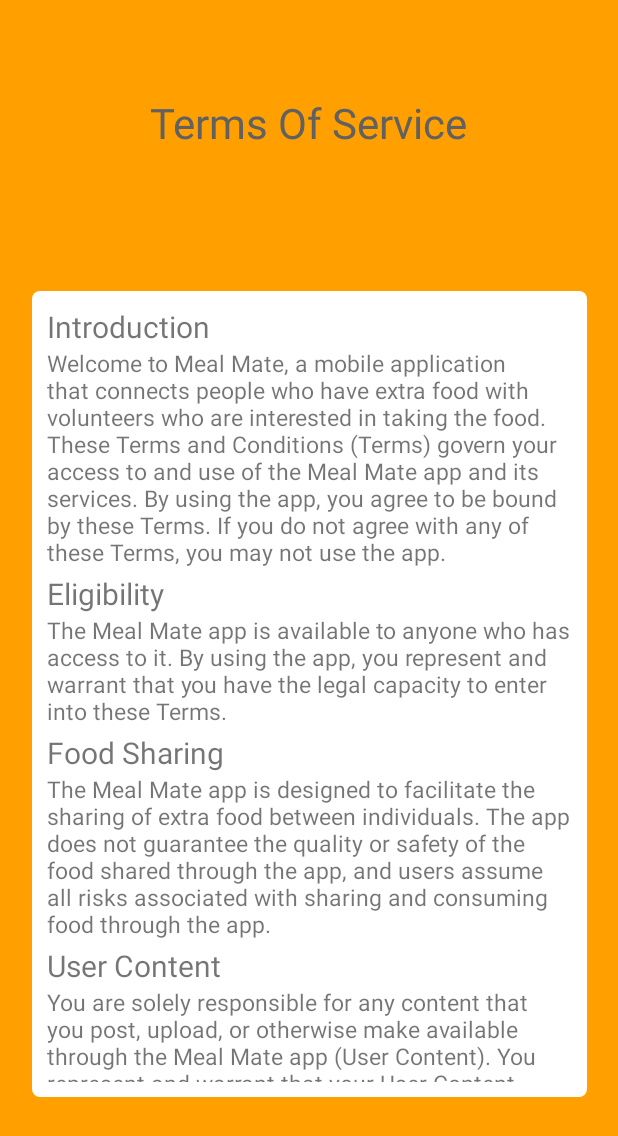
After one commit to Nipun44/Meal-Mate, an Android app: the TermsAndConditions screen opened directly, with no data from a screen before it, on a phone screen of 412 x 824 dp. The commit adds this screen. Shown: the top 1136 px of the screen. Run offline under Robolectric (Android 15) with nearby library versions, the phone set to English and light mode, and no system bars.

Commit message:
about us and terms and conditions completed

```diff
--- /dev/null
+++ b/app/src/main/java/com/example/mealmate/TermsAndConditions.kt
@@ -0,0 +1,11 @@
+package com.example.mealmate
+
+import androidx.appcompat.app.AppCompatActivity
+import android.os.Bundle
+
+class TermsAndConditions : AppCompatActivity() {
+    override fun onCreate(savedInstanceState: Bundle?) {
+        super.onCreate(savedInstanceState)
+        setContentView(R.layout.activity_terms_and_conditions)
+    }
+}
--- /dev/null
+++ b/app/src/main/res/drawable/about_us_border.xml
@@ -0,0 +1,6 @@
+<?xml version="1.0" encoding="utf-8"?>
+<shape xmlns:android="http://schemas.android.com/apk/res/android" android:shape="rectangle">
+    <solid android:color="@color/secondary_background_color"
+        android:width="2dp"/>
+    <corners android:radius="5dp"/>
+</shape>
--- a/app/src/main/res/layout/activity_single_item_view_page.xml
+++ b/app/src/main/res/layout/activity_single_item_view_page.xml
@@ -89,7 +89,8 @@
                 android:layout_marginEnd="15dp"
                 android:layout_weight="1"
                 android:background="@drawable/custom_button"
-                android:text="@string/request" />
+                android:text="@string/request"
+                />
 
             <Button
                 android:id="@+id/cancel_btn"
--- /dev/null
+++ b/app/src/main/res/layout/activity_terms_and_conditions.xml
@@ -0,0 +1,100 @@
+<?xml version="1.0" encoding="utf-8"?>
+<androidx.constraintlayout.widget.ConstraintLayout xmlns:android="http://schemas.android.com/apk/res/android"
+    xmlns:app="http://schemas.android.com/apk/res-auto"
+    xmlns:tools="http://schemas.android.com/tools"
+    android:layout_width="match_parent"
+    android:layout_height="match_parent"
+    android:background="@color/primarybutton"
+    tools:context=".AboutUs">
+
+    <TextView
+        android:id="@+id/textView2"
+        android:layout_width="wrap_content"
+        android:layout_height="wrap_content"
+        android:text="@string/terms_of_service"
+        android:textColor="#616161"
+        android:textSize="28sp"
+        app:layout_constraintBottom_toBottomOf="parent"
+        app:layout_constraintEnd_toEndOf="parent"
+        app:layout_constraintStart_toStartOf="parent"
+        app:layout_constraintTop_toTopOf="parent"
+        app:layout_constraintVertical_bias="0.07999998" />
+
+    <LinearLayout
+        android:id="@+id/linearLayout"
+        android:layout_width="370dp"
+        android:layout_height="537dp"
+        android:background="@drawable/about_us_border"
+        android:orientation="vertical"
+        android:padding="10dp"
+        app:layout_constraintBottom_toBottomOf="parent"
+        app:layout_constraintEnd_toEndOf="parent"
+        app:layout_constraintStart_toStartOf="parent"
+        app:layout_constraintTop_toBottomOf="@+id/textView2"
+        tools:ignore="TextSizeCheck">
+
+
+        <TextView
+            android:id="@+id/introduction"
+            android:layout_width="match_parent"
+            android:layout_height="wrap_content"
+            android:text="@string/introduction"
+            android:textSize="20sp" />
+
+        <TextView
+            android:id="@+id/introduction_text"
+            android:layout_width="match_parent"
+            android:layout_height="wrap_content"
+            android:text="@string/welcome_to_meal_mate_a_mobile_application_that_connects_people_who_have_extra_food_with_volunteers_who_are_interested_in_taking_the_food_these_terms_and_conditions_terms_govern_your_access_to_and_use_of_the_meal_mate_app_and_its_services_by_using_the_app_you_agree_to_be_bound_by_these_terms_if_you_do_not_agree_with_any_of_these_terms_you_may_not_use_the_app"
+            android:textSize="15sp"
+            />
+        <TextView
+            android:layout_marginTop="3dp"
+            android:id="@+id/eligibility"
+            android:layout_width="match_parent"
+            android:layout_height="wrap_content"
+            android:text="@string/eligibility"
+            android:textSize="20sp" />
+
+        <TextView
+            android:id="@+id/eligibility_text"
+            android:layout_width="match_parent"
+            android:layout_height="wrap_content"
+            android:text="@string/the_meal_mate_app_is_available_to_anyone_who_has_access_to_it_by_using_the_app_you_represent_and_warrant_that_you_have_the_legal_capacity_to_enter_into_these_terms"
+            android:textSize="15sp"
+            />
+        <TextView
+            android:layout_marginTop="3dp"
+            android:id="@+id/Food_Sharing"
+            android:layout_width="match_parent"
+            android:layout_height="wrap_content"
+            android:text="@string/food_sharing"
+            android:textSize="20sp" />
+
+        <TextView
+            android:id="@+id/Food_Sharing_text"
+            android:layout_width="match_parent"
+            android:layout_height="wrap_content"
+            android:text="@string/the_meal_mate_app_is_designed_to_facilitate_the_sharing_of_extra_food_between_individuals_the_app_does_not_guarantee_the_quality_or_safety_of_the_food_shared_through_the_app_and_users_assume_all_risks_associated_with_sharing_and_consuming_food_through_the_app"
+            android:textSize="15sp"
+            />
+        <TextView
+            android:layout_marginTop="3dp"
+            android:id="@+id/User_Content"
+            android:layout_width="match_parent"
+            android:layout_height="wrap_content"
+            android:text="@string/user_content"
+            android:textSize="20sp" />
+
+        <TextView
+            android:id="@+id/User_Content_text"
+            android:layout_width="match_parent"
+            android:layout_height="wrap_content"
+            android:text="@string/you_are_solely_responsible_for_any_content_that_you_post_upload_or_otherwise_make_available_through_the_meal_mate_app_user_content_you_represent_and_warrant_that_your_user_content_does_not_infringe_any_third_party_rights_including_intellectual_property_rights_and_privacy_rights"
+            android:textSize="15sp"
+            />
+
+    </LinearLayout>
+
+
+</androidx.constraintlayout.widget.ConstraintLayout>
--- a/app/src/main/res/values/strings.xml
+++ b/app/src/main/res/values/strings.xml
@@ -9,4 +9,18 @@
     <string name="i_m_in_basement_canteen_i_have_extra_rice_and_curry_pack_anyone_need_that_come_to_basement">I\'m in basement canteen, I have extra rice and curry pack, anyone need that come to basement</string>
     <string name="request">Request</string>
     <string name="cancel">cancel</string>
+    <string name="welcome_to_meal_mate_a_mobile_application_that_connects_people_who_have_extra_food_with_volunteers_who_are_interested_in_taking_the_food_our_mission_is_to_reduce_food_waste_and_promote_food_sharing_in_a_safe_and_convenient_way">Welcome to Meal Mate, a mobile application that connects people who have extra food with volunteers who are interested in taking the food. Our mission is to reduce food waste and promote food sharing in a safe and convenient way.</string>
+    <string name="our_app_is_designed_to_make_it_easy_for_users_to_share_their_extra_food_with_others_whether_you_have_leftovers_from_a_party_or_packaged_food_meal_mate_makes_it_easy_for_you_to_find_someone_who_can_use_it">Our app is designed to make it easy for users to share their extra food with others. Whether you have leftovers from a party, or packaged food, Meal Mate makes it easy for you to find someone who can use it.</string>
+    <string name="we_believe_that_food_should_not_go_to_waste_when_there_are_people_who_are_hungry_by_using_our_app_you_are_not_only_helping_to_reduce_food_waste_but_you_are_also_contributing_to_a_more_sustainable_and_equitable_food_system">We believe that food should not go to waste when there are people who are hungry. By using our app, you are not only helping to reduce food waste, but you are also contributing to a more sustainable and equitable food system.</string>
+    <string name="we_take_the_safety_of_our_users_very_seriously_that_s_why_we_have_built_in_features_that_allow_users_to_verify_their_identities_communicate_securely_and_rate_their_experiences_with_each_other_we_also_provide_guidelines_and_tips_for_safe_food_sharing_through_the_app">We take the safety of our users very seriously. That\'s why we have built in features that allow users to verify their identities, communicate securely, and rate their experiences with each other. We also provide guidelines and tips for safe food sharing through the app.</string>
+    <string name="about_us">About Us</string>
+    <string name="terms_of_service">Terms Of Service</string>
+    <string name="introduction">Introduction</string>
+    <string name="welcome_to_meal_mate_a_mobile_application_that_connects_people_who_have_extra_food_with_volunteers_who_are_interested_in_taking_the_food_these_terms_and_conditions_terms_govern_your_access_to_and_use_of_the_meal_mate_app_and_its_services_by_using_the_app_you_agree_to_be_bound_by_these_terms_if_you_do_not_agree_with_any_of_these_terms_you_may_not_use_the_app">Welcome to Meal Mate, a mobile application that connects people who have extra food with volunteers who are interested in taking the food. These Terms and Conditions (Terms) govern your access to and use of the Meal Mate app and its services. By using the app, you agree to be bound by these Terms. If you do not agree with any of these Terms, you may not use the app.</string>
+    <string name="eligibility">Eligibility</string>
+    <string name="the_meal_mate_app_is_available_to_anyone_who_has_access_to_it_by_using_the_app_you_represent_and_warrant_that_you_have_the_legal_capacity_to_enter_into_these_terms">The Meal Mate app is available to anyone who has access to it. By using the app, you represent and warrant that you have the legal capacity to enter into these Terms.</string>
+    <string name="food_sharing">Food Sharing</string>
+    <string name="the_meal_mate_app_is_designed_to_facilitate_the_sharing_of_extra_food_between_individuals_the_app_does_not_guarantee_the_quality_or_safety_of_the_food_shared_through_the_app_and_users_assume_all_risks_associated_with_sharing_and_consuming_food_through_the_app">The Meal Mate app is designed to facilitate the sharing of extra food between individuals. The app does not guarantee the quality or safety of the food shared through the app, and users assume all risks associated with sharing and consuming food through the app.</string>
+    <string name="user_content">User Content</string>
+    <string name="you_are_solely_responsible_for_any_content_that_you_post_upload_or_otherwise_make_available_through_the_meal_mate_app_user_content_you_represent_and_warrant_that_your_user_content_does_not_infringe_any_third_party_rights_including_intellectual_property_rights_and_privacy_rights">You are solely responsible for any content that you post, upload, or otherwise make available through the Meal Mate app (User Content). You represent and warrant that your User Content does not infringe any third-party rights, including intellectual property rights and privacy rights.</string>
 </resources>
```
Also changed, not shown: app/src/main/AndroidManifest.xml (+9 -0 lines), app/src/main/java/com/example/mealmate/AboutUs.kt (added, +11 -0 lines), app/src/main/res/layout/activity_about_us.xml (added, +67 -0 lines).
